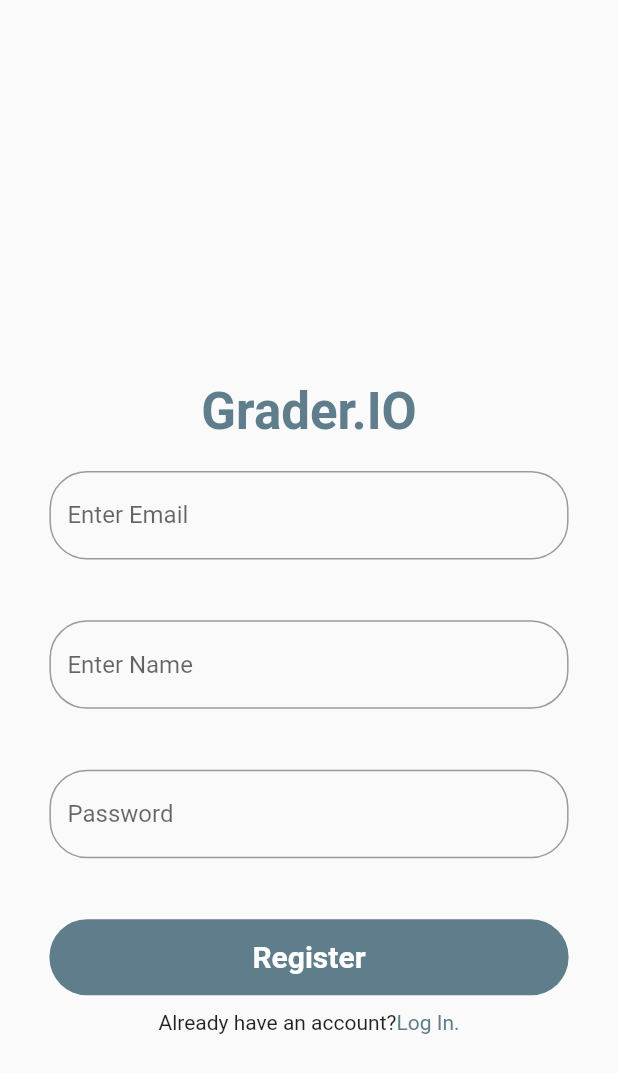
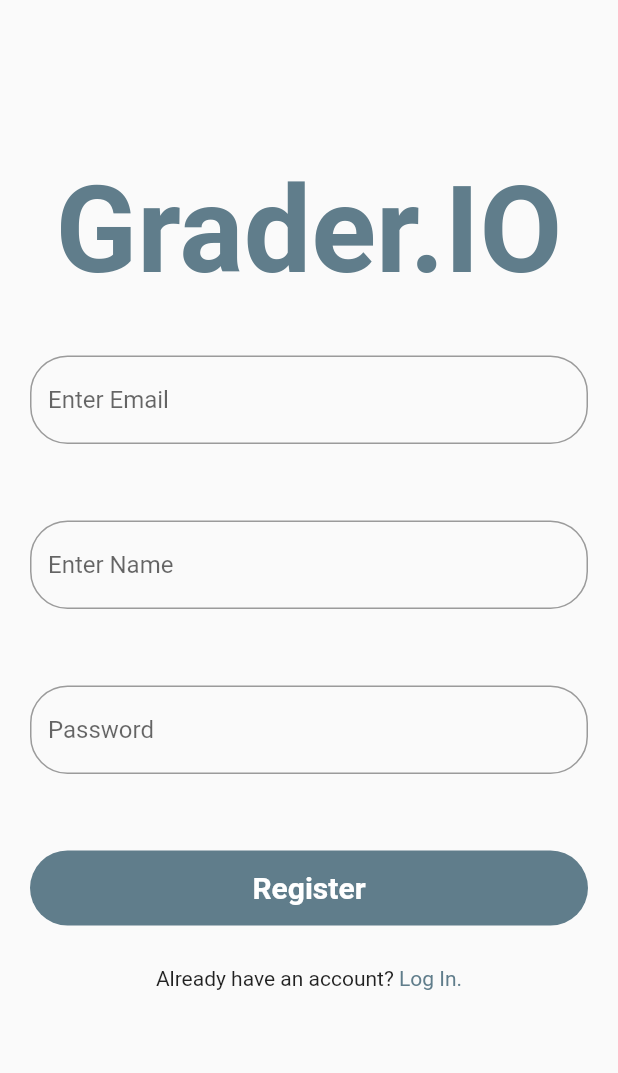
Before and after one commit to tahrimhossain/Grader.IO, a Flutter app: the screen it shows after launch, after a tap on "Register now.", on a phone screen of 412 x 824 dp. Shown: the top 1073 px of the screen. Run offline on Flutter 3.47's test engine with Material 2 defaults, Android fonts, the phone set to English and light mode, and no system bars; our stand-ins replace flutter_markdown, flutter_riverpod, flutter_secure_storage, go_router; missing offline and left inert: dart:html; Roboto replaces fonts that are missing (Montserrat).

Commit message:
Log in and sign up screen updated.

```diff
--- a/lib/Views/log_in_view.dart
+++ b/lib/Views/log_in_view.dart
@@ -1,21 +1,19 @@
+// ignore_for_file: prefer_const_constructors
+
 import 'dart:html';
+import 'dart:math';
 
 import 'package:flutter/material.dart';
 import 'package:flutter_riverpod/flutter_riverpod.dart';
 import 'package:go_router/go_router.dart';
 import 'package:grader_io/Controllers/log_in_view_controller.dart';
 
-
 class LogInView extends ConsumerStatefulWidget {
-
-  const LogInView({Key? key})
-      : super(key: key);
+  const LogInView({Key? key}) : super(key: key);
 
   @override
-  LogInViewState createState() =>
-      LogInViewState();
+  LogInViewState createState() => LogInViewState();
 }
-
 
 class LogInViewState extends ConsumerState<LogInView> {
   TextEditingController emailEdit = TextEditingController();
@@ -23,10 +21,10 @@ class LogInViewState extends ConsumerState<LogInView> {
   final _formKey = GlobalKey<FormState>();
   late AsyncValue<LogInState> logInState;
 
-
-
   @override
   Widget build(BuildContext context) {
+    double height = MediaQuery.of(context).size.height;
+    double width = MediaQuery.of(context).size.width;
 
     logInState = ref.watch(logInViewControllerProvider);
 
@@ -42,27 +40,42 @@ class LogInViewState extends ConsumerState<LogInView> {
     });
 
     return logInState.when(
-        data: (logInState)=> Scaffold(
-          body: ListView(
-            padding: EdgeInsets.only(top: (250/812)*MediaQuery.of(context).size.height, left: (30/375)*MediaQuery.of(context).size.width, right: (30/375)*MediaQuery.of(context).size.width),
-            children: <Widget>[
-              Column(children: <Widget>[
-                const Center(
+      data: (logInState) => Scaffold(
+        body: SingleChildScrollView(
+          child: SizedBox(
+						height: max(650, height - 150),
+						width: width,
+						child: Center(
+							child: Column(children: <Widget>[
+								SizedBox(
+									width: 600,
+									height: max(20, (height - 650) / 2),
+								),
+								Container(
+									height: 130,
+									width: 600,
+									padding: EdgeInsets.all(20),
+									child: const Center(
 										child: Text("Grader.IO",
 												style: TextStyle(
 														fontWeight: FontWeight.bold,
-                          fontSize: 34,
-                          color: Colors.blueGrey)
+														fontSize: 80,
+														color: Colors.blueGrey)),
 									),
 								),
 								SizedBox(
-                  height: (20/812)*MediaQuery.of(context).size.height,
+									height: 10,
+									width: 600,
 								),
 								Form(
 									key: _formKey,
 									child: Column(
 										children: <Widget>[
-                      TextFormField(
+											Container(
+												width: 600,
+												height: 110,
+												padding: EdgeInsets.fromLTRB(20, 10, 20, 5),
+												child: TextFormField(
 													controller: emailEdit,
 													validator: (val) {
 														if (val != null) {
@@ -81,16 +94,18 @@ class LogInViewState extends ConsumerState<LogInView> {
 														),
 													),
 												),
-                      SizedBox(
-                        height: (40.0/812)*MediaQuery.of(context).size.height,
 											),
-                      TextFormField(
+											Container(
+												height: 110,
+												width: 600,
+												padding: EdgeInsets.fromLTRB(20, 5, 20, 10),
+												child: TextFormField(
 													obscureText: true,
 													controller: passwordEdit,
 													validator: (val) {
 														if (val != null) {
 															return null;
-                          }else{
+														} else {
 															return "Please give a password";
 														}
 													},
@@ -102,15 +117,19 @@ class LogInViewState extends ConsumerState<LogInView> {
 														),
 													),
 												),
+											),
 										],
 									),
 								),
-                SizedBox(
-                  height: (40.0/812)*MediaQuery.of(context).size.height,
-                ),
-                GestureDetector(
+								Container(
+									height: 70,
+									width: 600,
+									padding: EdgeInsets.fromLTRB(20, 10, 20, 10),
+									child: GestureDetector(
 										child: Container(
-                    height: (50/812)*MediaQuery.of(context).size.height,
+											height: 60,
+											// width: 600,
+											// padding: EdgeInsets.fromLTRB(20, 5, 20, 20),
 											decoration: BoxDecoration(
 												color: Colors.blueGrey,
 												borderRadius: BorderRadius.circular(25.0),
@@ -127,17 +146,20 @@ class LogInViewState extends ConsumerState<LogInView> {
 										),
 										onTap: () async {
 											if (_formKey.currentState!.validate() == true) {
-                      ref.read(logInViewControllerProvider.notifier).logIn(emailEdit.text.toString(),passwordEdit.text.toString());
+												ref.read(logInViewControllerProvider.notifier).logIn(
+														emailEdit.text.toString(),
+														passwordEdit.text.toString());
 											}
 										},
 									),
-                SizedBox(
-                  height: (10/812)*MediaQuery.of(context).size.height,
 								),
-                Row(
+								Container(
+									height: 50,
+									width: 600,
+									child: Row(
 										mainAxisAlignment: MainAxisAlignment.center,
 										children: <Widget>[
-                    const Text("Haven't registered yet?"),
+											const Text("Haven't registered yet? "),
 											GestureDetector(
 												child: const Text(
 													"Register now.",
@@ -149,12 +171,20 @@ class LogInViewState extends ConsumerState<LogInView> {
 											)
 										],
 									),
-              ])
-            ],
+								),
+							]),
+						),
+					)
         ),
       ),
-        loading: () => const Scaffold(body: Center(child: CircularProgressIndicator()),),
-        error: (e, s) => const Scaffold(body: Center(child: Text("Error"),),),
+      loading: () => const Scaffold(
+        body: Center(child: CircularProgressIndicator()),
+      ),
+      error: (e, s) => const Scaffold(
+        body: Center(
+          child: Text("Error"),
+        ),
+      ),
     );
   }
 }
--- a/lib/Views/register_view.dart
+++ b/lib/Views/register_view.dart
@@ -1,3 +1,6 @@
+// ignore_for_file: prefer_const_constructors
+
+import 'dart:math';
 
 import 'package:flutter/material.dart';
 import 'package:flutter_riverpod/flutter_riverpod.dart';
@@ -6,15 +9,11 @@ import 'package:go_router/go_router.dart';
 import '../Controllers/register_view_controller.dart';
 
 class RegisterView extends ConsumerStatefulWidget {
-
-  const RegisterView({Key? key})
-      : super(key: key);
+  const RegisterView({Key? key}) : super(key: key);
 
   @override
-  LogInViewState createState() =>
-      LogInViewState();
+  LogInViewState createState() => LogInViewState();
 }
-
 
 class LogInViewState extends ConsumerState<RegisterView> {
   TextEditingController emailEdit = TextEditingController();
@@ -25,6 +24,8 @@ class LogInViewState extends ConsumerState<RegisterView> {
 
   @override
   Widget build(BuildContext context) {
+    double height = MediaQuery.of(context).size.height;
+    double width = MediaQuery.of(context).size.width;
 
     registerState = ref.watch(registerViewControllerProvider);
 
@@ -40,27 +41,42 @@ class LogInViewState extends ConsumerState<RegisterView> {
     });
 
     return registerState.when(
-      data: (registerState)=> Scaffold(
-        body: ListView(
-          padding: EdgeInsets.only(top: (250/812)*MediaQuery.of(context).size.height, left: (30/375)*MediaQuery.of(context).size.width, right: (30/375)*MediaQuery.of(context).size.width),
-          children: <Widget>[
-            Column(children: <Widget>[
-              const Center(
+      data: (registerState) => Scaffold(
+        body: SingleChildScrollView(
+            child: SizedBox(
+          height: max(650, height - 150),
+          width: width,
+          child: Center(
+            child: Column(children: <Widget>[
+              SizedBox(
+                width: 600,
+                height: max(20, (height - 650) / 2),
+              ),
+              Container(
+                height: 130,
+                width: 600,
+                padding: EdgeInsets.all(20),
+                child: const Center(
                   child: Text("Grader.IO",
                       style: TextStyle(
                           fontWeight: FontWeight.bold,
-                        fontSize: 34,
-                        color: Colors.blueGrey)
+                          fontSize: 80,
+                          color: Colors.blueGrey)),
                 ),
               ),
               SizedBox(
-                height: (20/812)*MediaQuery.of(context).size.height,
+                height: 10,
+                width: 600,
               ),
               Form(
                 key: _formKey,
                 child: Column(
                   children: <Widget>[
-                    TextFormField(
+                    Container(
+                      width: 600,
+											height: 110,
+											padding: EdgeInsets.fromLTRB(20, 10, 20, 5),
+                      child: TextFormField(
                         controller: emailEdit,
                         validator: (val) {
                           if (val != null) {
@@ -79,10 +95,12 @@ class LogInViewState extends ConsumerState<RegisterView> {
                           ),
                         ),
                       ),
-                    SizedBox(
-                      height: (40.0/812)*MediaQuery.of(context).size.height,
                     ),
-                    TextFormField(
+                    Container(
+                      width: 600,
+											height: 110,
+											padding: EdgeInsets.fromLTRB(20, 10, 20, 5),
+                      child: TextFormField(
                         controller: nameEdit,
                         validator: (val) {
                           if (val != null) {
@@ -97,10 +115,12 @@ class LogInViewState extends ConsumerState<RegisterView> {
                           ),
                         ),
                       ),
-                    SizedBox(
-                      height: (40.0/812)*MediaQuery.of(context).size.height,
                     ),
-                    TextFormField(
+                    Container(
+                      width: 600,
+											height: 110,
+											padding: EdgeInsets.fromLTRB(20, 10, 20, 5),
+                      child: TextFormField(
                         obscureText: true,
                         controller: passwordEdit,
                         validator: (val) {
@@ -118,15 +138,17 @@ class LogInViewState extends ConsumerState<RegisterView> {
                           ),
                         ),
                       ),
+                    ),
                   ],
                 ),
               ),
-              SizedBox(
-                height: (40.0/812)*MediaQuery.of(context).size.height,
-              ),
-              GestureDetector(
+              Container(
+                height: 70,
+								width: 600,
+								padding: EdgeInsets.fromLTRB(20, 10, 20, 10),
+                child: GestureDetector(
                   child: Container(
-                  height: (50/812)*MediaQuery.of(context).size.height,
+                    height: (50 / 812) * MediaQuery.of(context).size.height,
                     decoration: BoxDecoration(
                       color: Colors.blueGrey,
                       borderRadius: BorderRadius.circular(25.0),
@@ -143,17 +165,21 @@ class LogInViewState extends ConsumerState<RegisterView> {
                   ),
                   onTap: () async {
                     if (_formKey.currentState!.validate() == true) {
-                    ref.read(registerViewControllerProvider.notifier).register(emailEdit.text.toString(),nameEdit.text.toString(),passwordEdit.text.toString());
+                      ref.read(registerViewControllerProvider.notifier).register(
+                          emailEdit.text.toString(),
+                          nameEdit.text.toString(),
+                          passwordEdit.text.toString());
                     }
                   },
                 ),
-              SizedBox(
-                height: (10/812)*MediaQuery.of(context).size.height,
               ),
-              Row(
+              Container(
+                height: 50,
+								width: 600,
+                child: Row(
                   mainAxisAlignment: MainAxisAlignment.center,
                   children: <Widget>[
-                  const Text("Already have an account?"),
+                    const Text("Already have an account? "),
                     GestureDetector(
                       child: const Text(
                         "Log In.",
@@ -165,12 +191,19 @@ class LogInViewState extends ConsumerState<RegisterView> {
                     )
                   ],
                 ),
-            ])
-          ],
+              ),
+            ]),
+          ),
+        )),
+      ),
+      loading: () => const Scaffold(
+        body: Center(child: CircularProgressIndicator()),
+      ),
+      error: (e, s) => const Scaffold(
+        body: Center(
+          child: Text("Error"),
         ),
       ),
-      loading: () => const Scaffold(body: Center(child: CircularProgressIndicator()),),
-      error: (e, s) => const Scaffold(body: Center(child: Text("Error"),),),
     );
   }
 }
```
Lines whose indentation alone changed are shown as unchanged.
